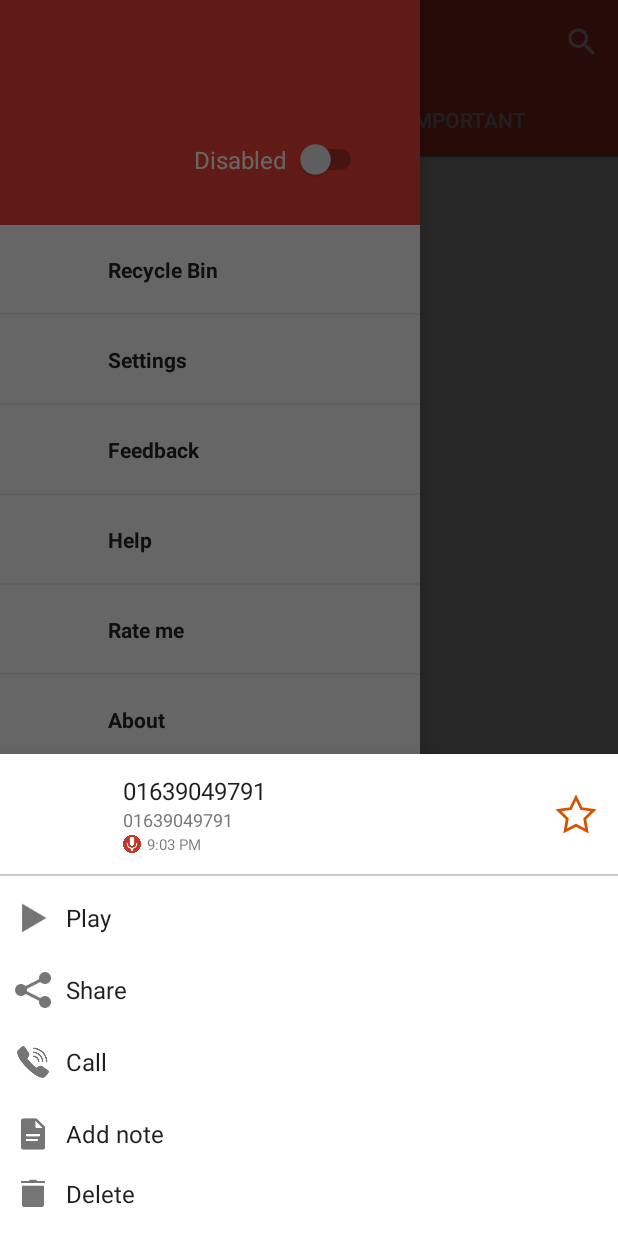
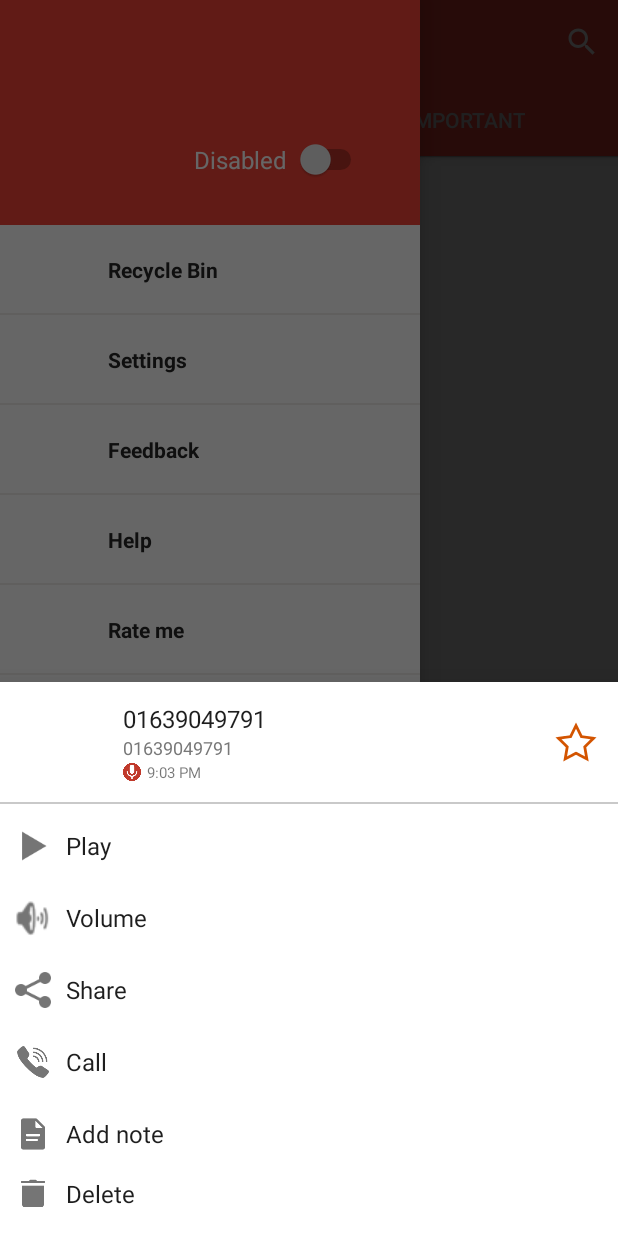
Before and after one commit to Seven-112/Call_recording_android, an Android app: the fragment BottomSheetFragment placed in its activity, with the side drawer open, on a phone screen of 412 x 824 dp. Run offline under Robolectric (Android 15) with nearby library versions, the phone set to English and light mode, and no system bars; our stand-ins replace AdMob, ButterKnife, EventBus; libraries missing offline, so code that uses them is left out: com.activeandroid, com.activeandroid.annotation, com.activeandroid.query; pictures from the network do not load; 10 statements that could not run were skipped.

Commit message:
Volume control button add

```diff
--- a/app/src/main/java/vn/harry/callrecorder/ui/option/BottomSheetFragment.java
+++ b/app/src/main/java/vn/harry/callrecorder/ui/option/BottomSheetFragment.java
@@ -149,11 +149,15 @@ public class BottomSheetFragment extends BottomSheetDialogFragment {
         }
     }
 
-    @OnClick({R.id.play, R.id.addNote, R.id.call, R.id.delete, R.id.share})
+    @OnClick({R.id.play, R.id.volume, R.id.addNote, R.id.call, R.id.delete, R.id.share})
     public void onClick(View view) {
         switch (view.getId()) {
             case R.id.play:
                 startPlayExternal();
+                dismiss();
+                break;
+            case R.id.volume:
+                volumeControl();
                 dismiss();
                 break;
             case R.id.addNote:
@@ -324,6 +328,9 @@ public class BottomSheetFragment extends BottomSheetDialogFragment {
         }
 
     }
+    private void volumeControl(){
+        Toast.makeText(getActivity(), "Volume", Toast.LENGTH_LONG).show();
+    }
 
     @Override
     public void onDestroy() {
--- a/app/src/main/res/layout/fragment_bottom_sheet_dialog.xml
+++ b/app/src/main/res/layout/fragment_bottom_sheet_dialog.xml
@@ -128,6 +128,37 @@
             android:textSize="16sp" />
 
     </LinearLayout>
+    <LinearLayout
+        android:id="@+id/volume"
+        android:layout_width="match_parent"
+        android:layout_height="wrap_content"
+        android:layout_marginTop="@dimen/spacing_medium"
+        android:clickable="true"
+        android:focusable="true"
+        android:orientation="horizontal"
+        android:paddingBottom="8dp"
+        android:paddingEnd="@dimen/spacing_medium"
+        android:paddingLeft="@dimen/spacing_xmedium"
+        android:paddingRight="@dimen/spacing_medium"
+        android:paddingStart="@dimen/spacing_xmedium"
+        android:paddingTop="8dp">
+
+        <ImageView
+            android:layout_width="24dp"
+            android:layout_height="24dp"
+            android:layout_marginRight="10dp"
+            android:src="@drawable/ic_volume_b"
+            android:tint="@color/colorTint" />
+
+        <TextView
+            android:layout_width="wrap_content"
+            android:layout_height="wrap_content"
+            android:layout_gravity="center_vertical"
+            android:text="Volume"
+            android:textColor="@color/colorBlack"
+            android:textSize="16sp" />
+
+    </LinearLayout>
 
     <LinearLayout
         android:id="@+id/share"
```
Also changed, not shown: app/src/main/res/drawable-nodpi/ic_volume_b.png (added), 2 other files.
